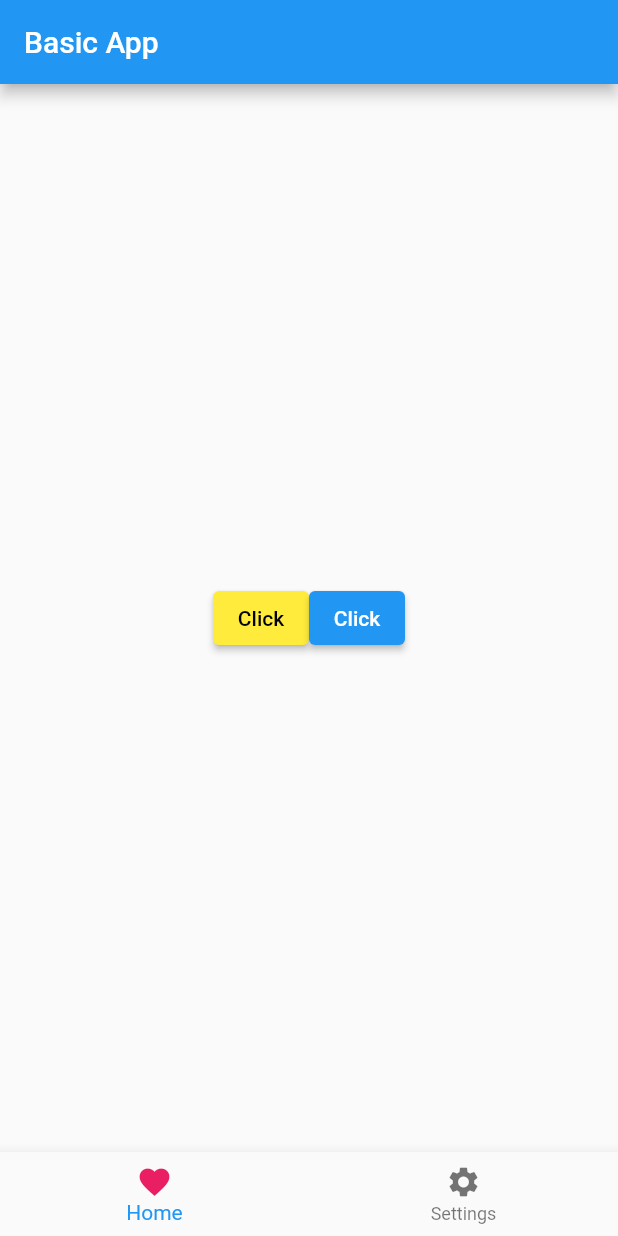
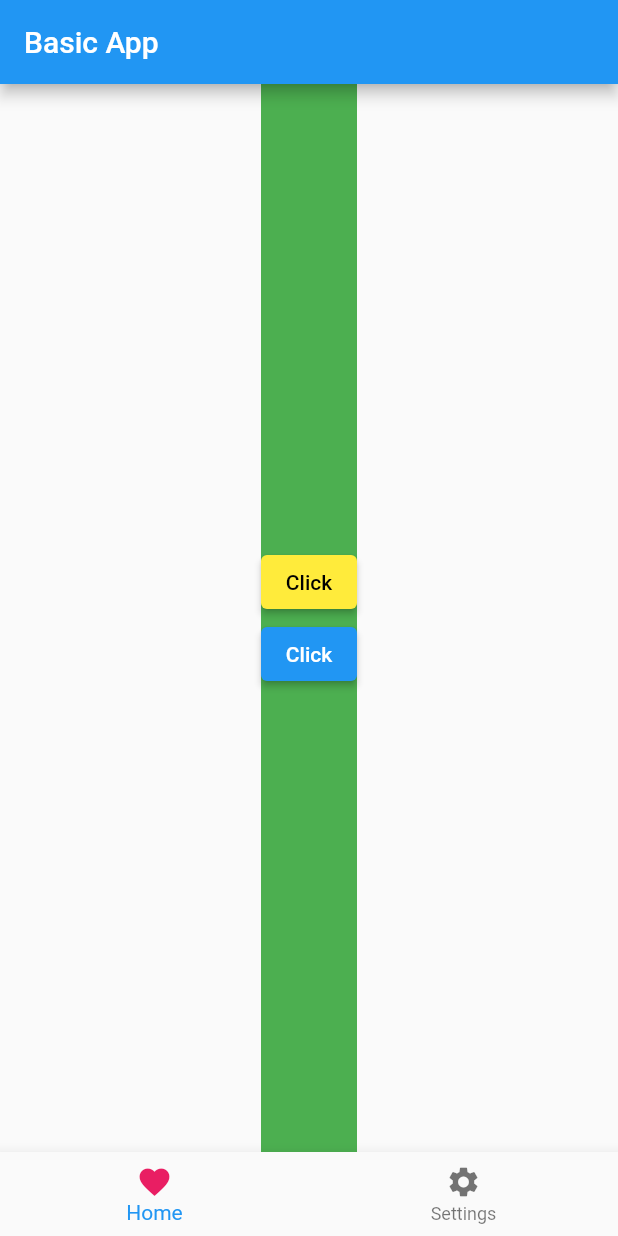
Before and after one commit to 102107738/flutterApp, a Flutter app: the screen it shows after launch, on a phone screen of 412 x 824 dp. Run offline on Flutter 3.47's test engine with Material 2 defaults, Android fonts, the phone set to English and light mode, and no system bars.

Commit message:
Container

```diff
--- a/lib/main.dart
+++ b/lib/main.dart
@@ -186,14 +186,13 @@ class _MyAppState extends State<MyApp> {
           title: const Text("Basic App"),
         ),
         body: Center(
-          child: SizedBox(
+          child: Container(
+          color: Colors.green,
 
-           height: double.infinity,
-           width: double.infinity,
 
 
           child:
-          Row(
+          Column(
             mainAxisAlignment: MainAxisAlignment.center,
             crossAxisAlignment: CrossAxisAlignment.center,
             children: [
```
